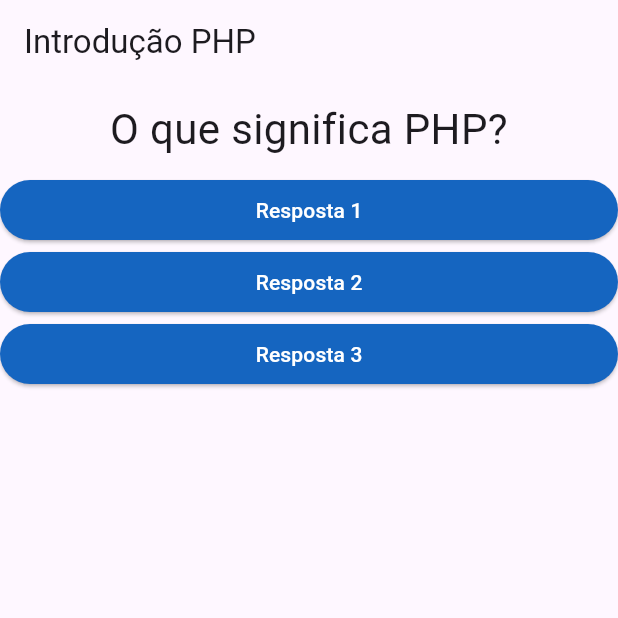
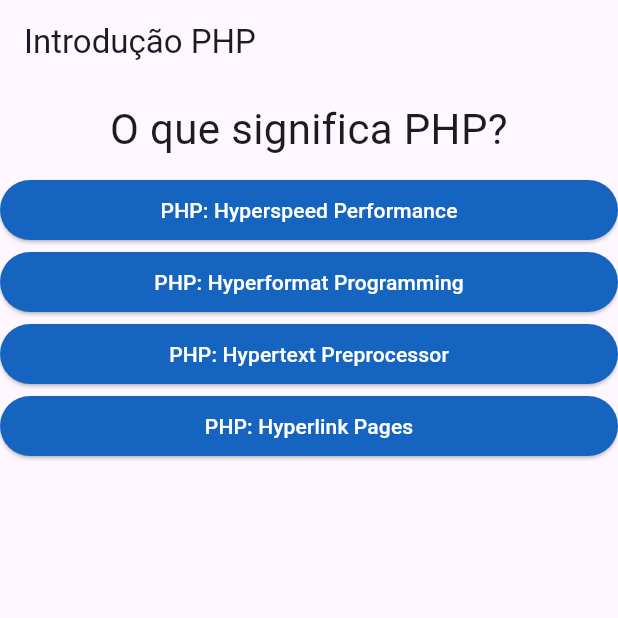
Before and after one commit to mfeeee/projeto_perguntas, a Flutter app: the screen it shows after launch, on a phone screen of 412 x 824 dp, the top half of it. Run offline on Flutter 3.47's test engine with Material 3 defaults, Android fonts, the phone set to English and light mode, and no system bars.

Commit message:
:sparkles: feat: lista para widgets de resposta

```diff
--- a/lib/main.dart
+++ b/lib/main.dart
@@ -32,6 +32,12 @@ class _PerguntaAppState extends State<PerguntaApp> {
       },
     ];
 
+    List<Widget> respostas = [];
+
+    for(var textoResp in perguntas[_perguntaSelecionada].cast()['respostas']) {
+      respostas.add(Resposta(texto: textoResp, onSelected: _responder));
+    }
+
     return MaterialApp(
       home: Scaffold(
         appBar: AppBar(
@@ -40,9 +46,7 @@ class _PerguntaAppState extends State<PerguntaApp> {
         body: Column(
           children: [
             Questao(texto: perguntas[_perguntaSelecionada]['texto'].toString()),
-            Resposta(texto: 'Resposta 1', onSelected: _responder),
-            Resposta(texto: 'Resposta 2', onSelected: _responder),
-            Resposta(texto: 'Resposta 3', onSelected: _responder),
+            ...respostas,
           ],
         ),
       ),
```
